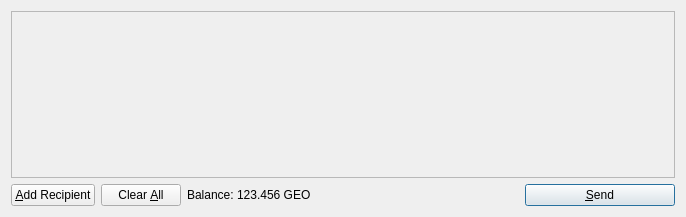
PalinuroSec/FrozenBoxCoin, file src/qt/forms/sendcoinsdialog.ui: the form before one commit.
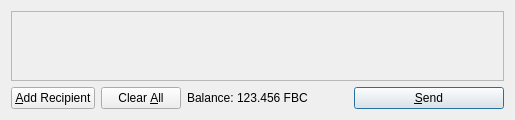
The form after the commit. Icons and pictures are not drawn.

Patch:
```diff
--- a/src/qt/forms/sendcoinsdialog.ui
+++ b/src/qt/forms/sendcoinsdialog.ui
@@ -2,7 +2,7 @@
 <ui version="4.0">
  <class>SendCoinsDialog</class>
  <widget class="QDialog" name="SendCoinsDialog">
-  <property name="geometry">
+  <property name="FBCmetry">
    <rect>
     <x>0</x>
     <y>0</y>
@@ -20,7 +20,7 @@
       <bool>true</bool>
      </property>
      <widget class="QWidget" name="scrollAreaWidgetContents">
-      <property name="geometry">
+      <property name="FBCmetry">
        <rect>
         <x>0</x>
         <y>0</y>
@@ -119,7 +119,7 @@
           <cursorShape>IBeamCursor</cursorShape>
          </property>
          <property name="text">
-          <string>123.456 GEO</string>
+          <string>123.456 FBC</string>
          </property>
          <property name="textInteractionFlags">
           <set>Qt::LinksAccessibleByMouse|Qt::TextSelectableByKeyboard|Qt::TextSelectableByMouse</set>
```
